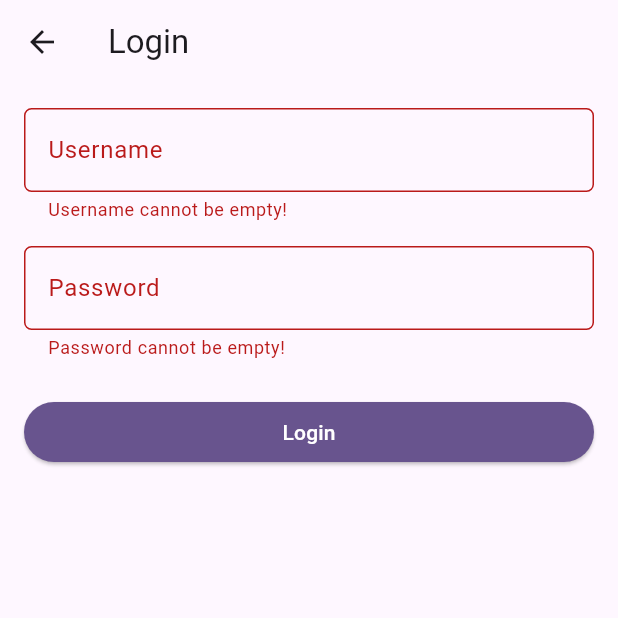
After one commit to qanitasyafika/myportofolio_mobile, a Flutter app: the LoginScreen screen opened directly, after a tap on "Login", on a phone screen of 412 x 824 dp, the top half of it. The commit adds this screen. Run offline on Flutter 3.47's test engine with Material 3 defaults, Android fonts, the phone set to English and light mode, and no system bars; statements that could not run were skipped.

Commit message:
Complete Tutorial 10 Flutter Mobile

```diff
--- a/lib/routes.dart
+++ b/lib/routes.dart
@@ -1,4 +1,3 @@
-
 class AppRoutes {
   static const home = '/';
   static const project = '/project';
--- /dev/null
+++ b/lib/screens/login_screen.dart
@@ -0,0 +1,116 @@
+import 'package:flutter/material.dart';
+import 'package:myportofolio_mobile/services/api_client.dart';
+import 'package:myportofolio_mobile/services/auth_state.dart';
+import 'package:provider/provider.dart';
+
+class LoginScreen extends StatefulWidget {
+  const LoginScreen({super.key});
+
+  @override
+  State<LoginScreen> createState() => _LoginScreenState();
+}
+
+class _LoginScreenState extends State<LoginScreen> {
+  final _formKey = GlobalKey<FormState>();
+
+  String _username = '';
+  String _password = '';
+  bool _isSubmitting = false;
+
+  Future<void> _submit() async {
+    if (!_formKey.currentState!.validate()) return;
+
+    setState(() {
+      _isSubmitting = true;
+    });
+
+    try {
+      await context.read<AuthState>().login(_username, _password);
+
+      if (!mounted) return;
+
+      Navigator.pop(context, true);
+    } on ApiException catch (e) {
+      if (!mounted) return;
+
+      ScaffoldMessenger.of(
+        context,
+      ).showSnackBar(SnackBar(content: Text('Login failed: ${e.statusCode}')));
+    } finally {
+      if (mounted) {
+        setState(() {
+          _isSubmitting = false;
+        });
+      }
+    }
+  }
+
+  @override
+  Widget build(BuildContext context) {
+    return Scaffold(
+      appBar: AppBar(title: const Text('Login')),
+      body: Form(
+        key: _formKey,
+        child: SingleChildScrollView(
+          padding: const EdgeInsets.all(16),
+          child: Column(
+            crossAxisAlignment: CrossAxisAlignment.stretch,
+            children: [
+              TextFormField(
+                decoration: InputDecoration(
+                  hintText: 'Username',
+                  labelText: 'Username',
+                  border: OutlineInputBorder(
+                    borderRadius: BorderRadius.circular(5),
+                  ),
+                ),
+                onChanged: (value) => _username = value,
+                validator: (value) {
+                  if (value == null || value.isEmpty) {
+                    return 'Username cannot be empty!';
+                  }
+
+                  return null;
+                },
+              ),
+              const SizedBox(height: 16),
+              TextFormField(
+                obscureText: true,
+                decoration: InputDecoration(
+                  hintText: 'Password',
+                  labelText: 'Password',
+                  border: OutlineInputBorder(
+                    borderRadius: BorderRadius.circular(5),
+                  ),
+                ),
+                onChanged: (value) => _password = value,
+                validator: (value) {
+                  if (value == null || value.isEmpty) {
+                    return 'Password cannot be empty!';
+                  }
+
+                  return null;
+                },
+              ),
+              const SizedBox(height: 24),
+              ElevatedButton(
+                style: ElevatedButton.styleFrom(
+                  backgroundColor: Theme.of(context).colorScheme.primary,
+                  foregroundColor: Colors.white,
+                ),
+                onPressed: _isSubmitting ? null : _submit,
+                child: _isSubmitting
+                    ? const SizedBox(
+                        height: 20,
+                        width: 20,
+                        child: CircularProgressIndicator(strokeWidth: 2),
+                      )
+                    : const Text('Login'),
+              ),
+            ],
+          ),
+        ),
+      ),
+    );
+  }
+}
--- a/pubspec.yaml
+++ b/pubspec.yaml
@@ -35,6 +35,9 @@ dependencies:
   # Use with the CupertinoIcons class for iOS style icons.
   cupertino_icons: ^1.0.8
   material_ui: ^1.11.1
+  http: ^1.6.0
+  provider: ^6.1.5+1
+  json_annotation: ^4.12.0
 
 dev_dependencies:
   flutter_test:
@@ -46,6 +49,8 @@ dev_dependencies:
   # package. See that file for information about deactivating specific lint
   # rules and activating additional ones.
   flutter_lints: ^6.0.0
+  build_runner: ^2.17.1
+  json_serializable: ^6.15.2
 
 # For information on the generic Dart part of this file, see the
 # following page: https://dart.dev/tools/pub/pubspec
```
Also changed, not shown: lib/config.dart (added, +11 -0 lines), lib/main.dart (+24 -18 lines), lib/models/project.dart (added, +32 -0 lines), lib/screens/education_form.dart (+5 -18 lines), lib/screens/menu.dart (+4 -18 lines), lib/widgets/left_drawer.dart (+5 -20 lines), lib/widgets/project_card.dart (+2 -7 lines), lib/models/project.g.dart (added), lib/screens/project_detail_screen.dart (added), lib/screens/project_list_screen.dart (added), lib/services/api_client.dart (added), lib/services/auth_state.dart (added), lib/services/project_list_screen.dart (added), pubspec.lock, 2 other files.
